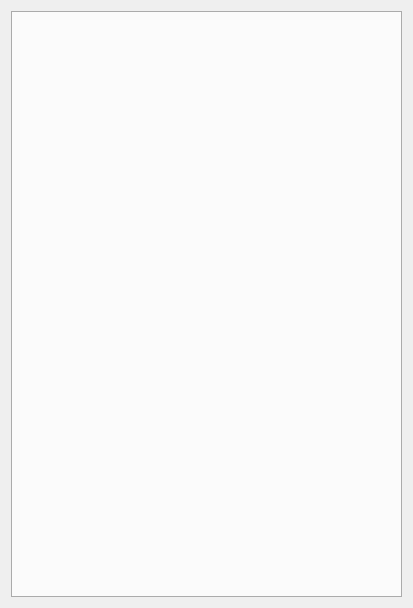
Old version of the form onlinedoc/ui/WOnlineDoc.ui in the repository 3548848289/SmartDesk.
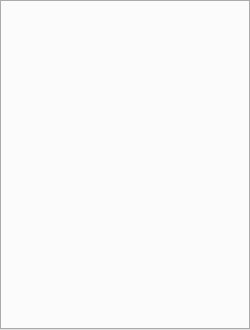
New version of the form.

```diff
--- a/onlinedoc/ui/WOnlineDoc.ui
+++ b/onlinedoc/ui/WOnlineDoc.ui
@@ -6,8 +6,8 @@
    <rect>
     <x>0</x>
     <y>0</y>
-    <width>413</width>
-    <height>608</height>
+    <width>250</width>
+    <height>330</height>
    </rect>
   </property>
   <property name="sizePolicy">
@@ -23,6 +23,18 @@
    <string notr="true"/>
   </property>
   <layout class="QGridLayout" name="gridLayout">
+   <property name="leftMargin">
+    <number>0</number>
+   </property>
+   <property name="topMargin">
+    <number>0</number>
+   </property>
+   <property name="rightMargin">
+    <number>0</number>
+   </property>
+   <property name="bottomMargin">
+    <number>0</number>
+   </property>
    <item row="0" column="0" rowspan="2" colspan="2">
     <widget class="QTabWidget" name="tabWidget">
      <property name="enabled">
@@ -38,7 +50,7 @@
       <string notr="true"/>
      </property>
      <property name="tabPosition">
-      <enum>QTabWidget::South</enum>
+      <enum>QTabWidget::TabPosition::North</enum>
      </property>
      <property name="currentIndex">
       <number>-1</number>
```
